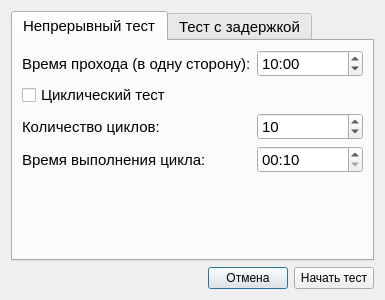
Above: MainTestSettings.ui from Rekvim/MpiSdk before the change. Below: the same form after it.
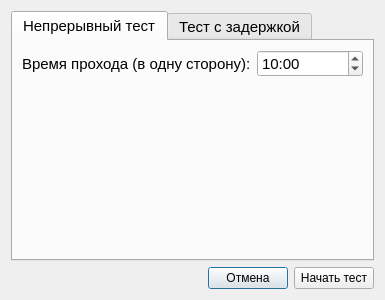
That is the form after the change.

```diff
--- a/MainTestSettings.ui
+++ b/MainTestSettings.ui
@@ -67,109 +67,6 @@
           </widget>
          </item>
          <item row="1" column="0">
-          <widget class="QCheckBox" name="checkBox_cyclic_test">
-           <property name="text">
-            <string>Циклический тест</string>
-           </property>
-          </widget>
-         </item>
-         <item row="2" column="0">
-          <widget class="QLabel" name="label_7">
-           <property name="text">
-            <string>Количество циклов:</string>
-           </property>
-          </widget>
-         </item>
-         <item row="2" column="1">
-          <widget class="QSpinBox" name="spinBox_num_cycles">
-           <property name="maximum">
-            <number>100</number>
-           </property>
-           <property name="value">
-            <number>10</number>
-           </property>
-          </widget>
-         </item>
-         <item row="3" column="0">
-          <widget class="QLabel" name="label_8">
-           <property name="text">
-            <string>Время выполнения цикла:</string>
-           </property>
-          </widget>
-         </item>
-         <item row="3" column="1">
-          <widget class="QTimeEdit" name="timeEdit_cycle_time">
-           <property name="date">
-            <date>
-             <year>2000</year>
-             <month>1</month>
-             <day>2</day>
-            </date>
-           </property>
-           <property name="maximumDateTime">
-            <datetime>
-             <hour>0</hour>
-             <minute>5</minute>
-             <second>0</second>
-             <year>2000</year>
-             <month>1</month>
-             <day>2</day>
-            </datetime>
-           </property>
-           <property name="minimumDateTime">
-            <datetime>
-             <hour>0</hour>
-             <minute>0</minute>
-             <second>5</second>
-             <year>2000</year>
-             <month>1</month>
-             <day>2</day>
-            </datetime>
-           </property>
-           <property name="maximumDate">
-            <date>
-             <year>2000</year>
-             <month>1</month>
-             <day>2</day>
-            </date>
-           </property>
-           <property name="minimumDate">
-            <date>
-             <year>2000</year>
-             <month>1</month>
-             <day>2</day>
-            </date>
-           </property>
-           <property name="maximumTime">
-            <time>
-             <hour>0</hour>
-             <minute>5</minute>
-             <second>0</second>
-            </time>
-           </property>
-           <property name="minimumTime">
-            <time>
-             <hour>0</hour>
-             <minute>0</minute>
-             <second>5</second>
-            </time>
-           </property>
-           <property name="currentSection">
-            <enum>QDateTimeEdit::Section::MinuteSection</enum>
-           </property>
-           <property name="displayFormat">
-            <string>mm:ss</string>
-           </property>
-           <property name="time">
-            <time>
-             <hour>0</hour>
-             <minute>0</minute>
-             <second>10</second>
-            </time>
-           </property>
-          </widget>
-         </item>
-         <item row="4" column="0">
           <spacer name="verticalSpacer">
            <property name="orientation">
             <enum>Qt::Orientation::Vertical</enum>
```
Left out of the diff: 3 changed lines with no effect on the pictures.
